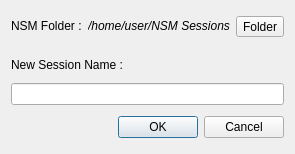
Before: the Qt Designer form resources/ui/new_session.ui in Houston4444/RaySession, drawn with Qt 5.
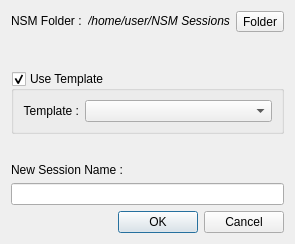
After: the same form once the commit is applied. Icons and pictures are not drawn.

Commit message: finished session template, will take a look to duplicate window

Patch:
```diff
--- a/resources/ui/new_session.ui
+++ b/resources/ui/new_session.ui
@@ -10,7 +10,7 @@
     <x>0</x>
     <y>0</y>
     <width>290</width>
-    <height>154</height>
+    <height>244</height>
    </rect>
   </property>
   <property name="windowTitle">
@@ -86,6 +86,70 @@
      </property>
     </spacer>
    </item>
+   <item>
+    <spacer name="verticalSpacer_3">
+     <property name="orientation">
+      <enum>Qt::Vertical</enum>
+     </property>
+     <property name="sizeHint" stdset="0">
+      <size>
+       <width>20</width>
+       <height>40</height>
+      </size>
+     </property>
+    </spacer>
+   </item>
+   <item>
+    <widget class="QGroupBox" name="templateGroupBox">
+     <property name="title">
+      <string>Use Template</string>
+     </property>
+     <property name="checkable">
+      <bool>true</bool>
+     </property>
+     <layout class="QHBoxLayout" name="horizontalLayout_2">
+      <item>
+       <widget class="QLabel" name="label">
+        <property name="sizePolicy">
+         <sizepolicy hsizetype="Minimum" vsizetype="Preferred">
+          <horstretch>0</horstretch>
+          <verstretch>0</verstretch>
+         </sizepolicy>
+        </property>
+        <property name="text">
+         <string>Template :</string>
+        </property>
+        <property name="alignment">
+         <set>Qt::AlignRight|Qt::AlignTrailing|Qt::AlignVCenter</set>
+        </property>
+       </widget>
+      </item>
+      <item>
+       <widget class="QComboBox" name="comboBoxTemplate">
+        <property name="sizePolicy">
+         <sizepolicy hsizetype="MinimumExpanding" vsizetype="Fixed">
+          <horstretch>0</horstretch>
+          <verstretch>0</verstretch>
+         </sizepolicy>
+        </property>
+       </widget>
+      </item>
+     </layout>
+    </widget>
+   </item>
+   <item>
+    <spacer name="verticalSpacer_2">
+     <property name="orientation">
+      <enum>Qt::Vertical</enum>
+     </property>
+     <property name="sizeHint" stdset="0">
+      <size>
+       <width>20</width>
+       <height>40</height>
+      </size>
+     </property>
+    </spacer>
+   </item>
    <item>
     <widget class="QLabel" name="labelNewSessionName">
      <property name="sizePolicy">
```
Left out of the diff: 3 changed lines with no effect on the pictures. The commit also changes 2 other files.
